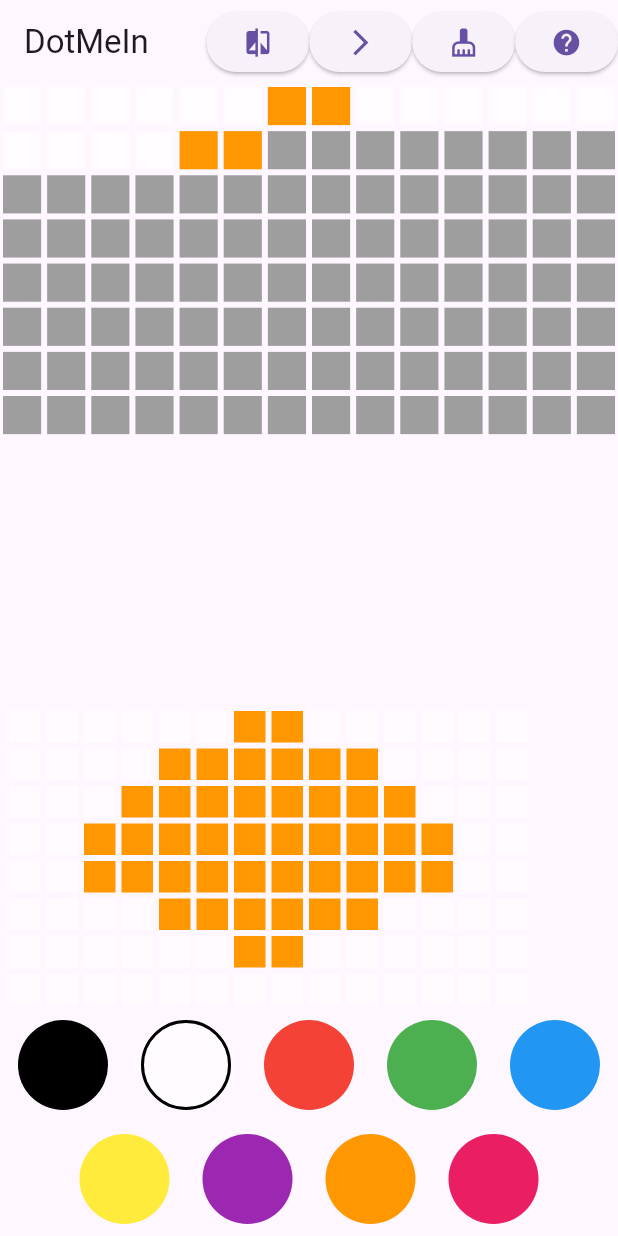
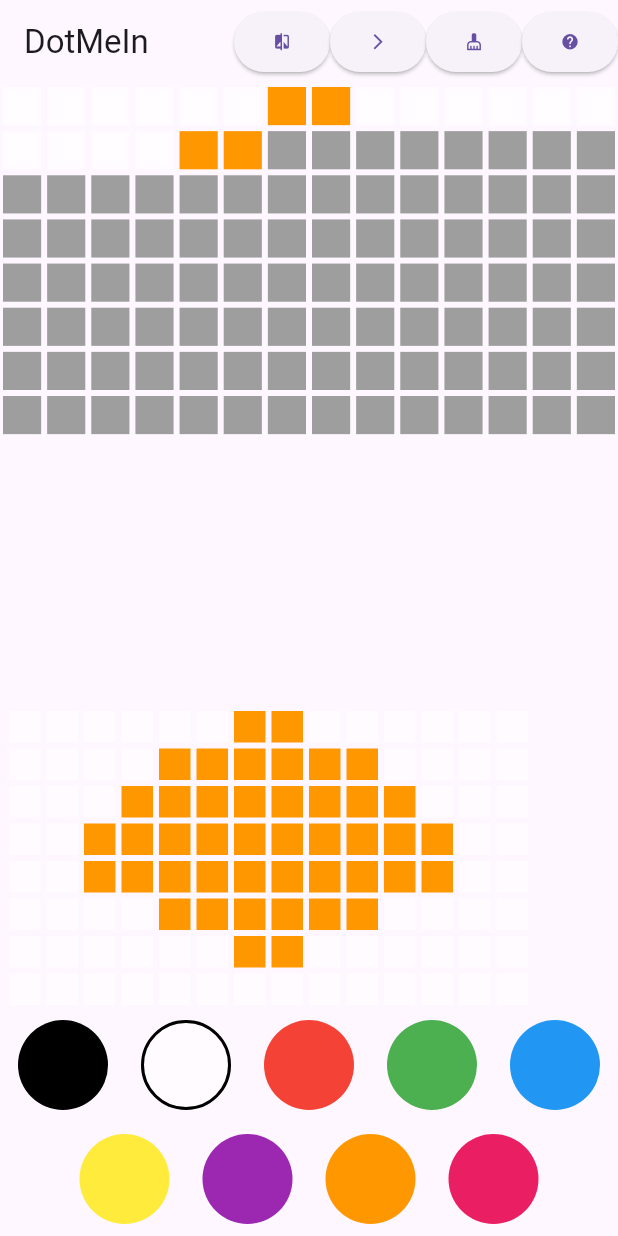
Before and after one commit to aerodk/DotMeIn, a Flutter app: the screen it shows after launch, on a phone screen of 412 x 824 dp. Run offline on Flutter 3.47's test engine with Material 3 defaults, Android fonts, the phone set to English and light mode, and no system bars.

Commit message:
3% size on icons

```diff
--- a/lib/main.dart
+++ b/lib/main.dart
@@ -91,7 +91,7 @@ class MyHomePageState extends State<MyHomePage>
   }
 
   List<Widget> buildButtons() {
-    final double iconSize = MediaQuery.of(context).size.width * 0.05;
+    final double iconSize = MediaQuery.of(context).size.width * 0.03;
     return [ElevatedButton(
         onPressed: () {
           compareActive = !compareActive;
```
